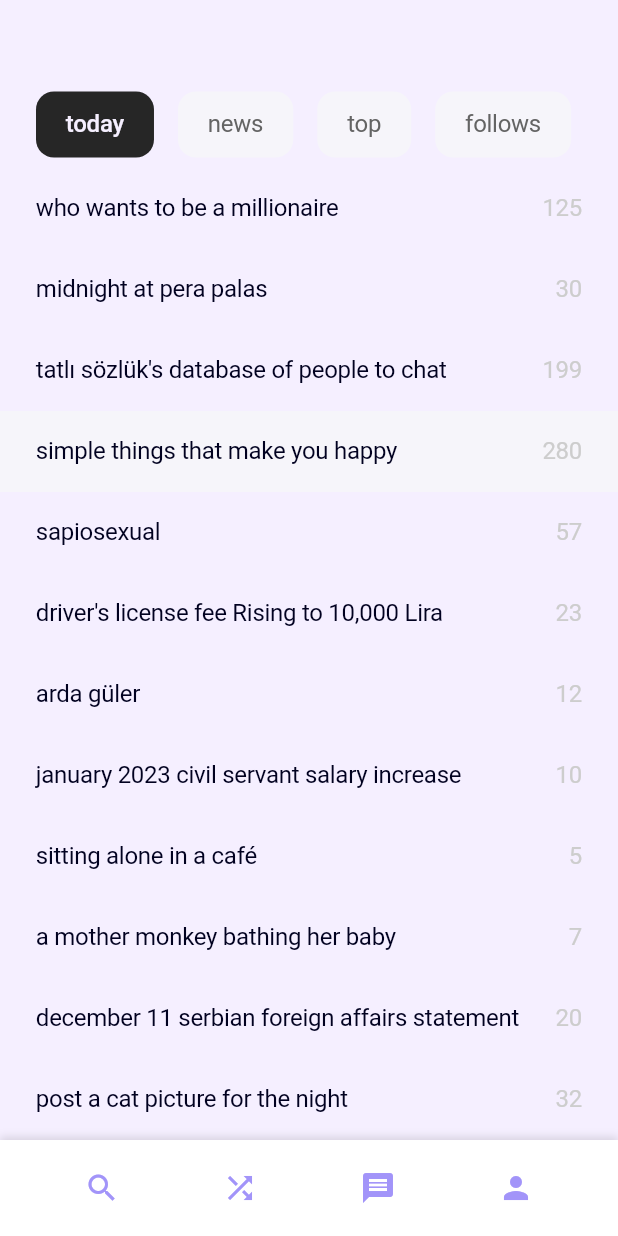
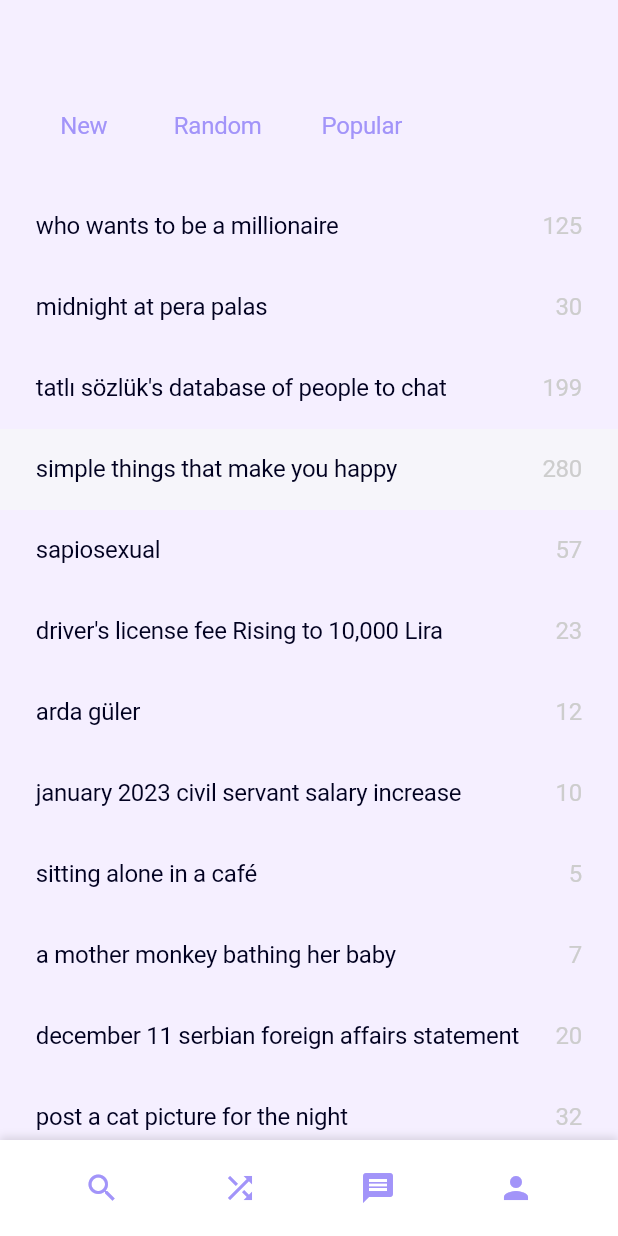
Before and after one commit to OkanKerem/tatl-Sozluk, a Flutter app: the MainPage screen opened by its route, on a phone screen of 412 x 824 dp. Run offline on Flutter 3.47's test engine with Material 3 defaults, Android fonts, the light colour scheme and no system bars; our stand-ins replace flutter_cache_manager; Roboto replaces fonts that are missing (Itim).

Commit message:
WIP: changes for new branch

```diff
--- a/lib/main_page.dart
+++ b/lib/main_page.dart
@@ -2,18 +2,42 @@ import 'package:flutter/material.dart';
 import 'dart:math';
 import 'package:tatli_sozluk/utils/colors.dart';
 import 'package:tatli_sozluk/utils/fonts.dart';
-import 'package:tatli_sozluk/utils/routes.dart';
+import 'package:tatli_sozluk/pages/random_entry_page.dart';
+import 'package:tatli_sozluk/pages/popular_entries_page.dart';
+import 'package:tatli_sozluk/search_page.dart';
+import 'package:tatli_sozluk/dm.dart';
+import 'package:tatli_sozluk/profile_part.dart';
+import 'package:tatli_sozluk/entry_detail.dart';
 
 class MainPage extends StatelessWidget {
   const MainPage({Key? key}) : super(key: key);
 
-  void _navigateToRandomEntry(BuildContext context) {
-    Navigator.pushNamed(context, AppRoutes.routes.keys.firstWhere((r) => r == '/entry_detail'));
+  void _navigateToRandom(BuildContext context) {
+    Navigator.push(
+      context,
+      MaterialPageRoute(builder: (_) => const RandomEntryPage()),
+    );
+  }
+
+  void _navigateToNew(BuildContext context) {
+    Navigator.push(
+      context,
+      MaterialPageRoute(builder: (_) => const MainPage()),
+    );
+  }
+
+  void _navigateToPopular(BuildContext context) {
+    Navigator.push(
+      context,
+      MaterialPageRoute(builder: (_) => const PopularEntriesPage()),
+    );
   }
 
   void _navigateToEntryDetail(BuildContext context, String title) {
-    Navigator.pushNamed(context, AppRoutes.routes.keys.firstWhere((r) => r == '/entry_detail'),
-        arguments: title);
+    Navigator.push(
+      context,
+      MaterialPageRoute(builder: (_) => const EntryDetailPage()),
+    );
   }
 
   @override
@@ -23,82 +47,89 @@ class MainPage extends StatelessWidget {
         width: double.infinity,
         height: double.infinity,
         color: const Color(0xFFF5EFFF),
-        child: Stack(
+        child: Column(
           children: [
-            Positioned(
-              left: 24,
-              top: 61,
+            const SizedBox(height: 60),
+            // Top navigation buttons: New, Random, Popular
+            Padding(
+              padding: const EdgeInsets.symmetric(horizontal: 24),
               child: Row(
+                mainAxisAlignment: MainAxisAlignment.start,
                 children: [
-                  _buildFilterButton('today', isSelected: true),
+                  TextButton(
+                    onPressed: () => _navigateToNew(context),
+                    child: Text(
+                      'New',
+                      style: AppFonts.entryBodyText.copyWith(color: AppColors.primary),
+                    ),
+                  ),
                   const SizedBox(width: 16),
-                  _buildFilterButton('news'),
+                  TextButton(
+                    onPressed: () => _navigateToRandom(context),
+                    child: Text(
+                      'Random',
+                      style: AppFonts.entryBodyText.copyWith(color: AppColors.primary),
+                    ),
+                  ),
                   const SizedBox(width: 16),
-                  _buildFilterButton('top'),
-                  const SizedBox(width: 16),
-                  _buildFilterButton('follows'),
+                  TextButton(
+                    onPressed: () => _navigateToPopular(context),
+                    child: Text(
+                      'Popular',
+                      style: AppFonts.entryBodyText.copyWith(color: AppColors.primary),
+                    ),
+                  ),
                 ],
               ),
             ),
-            Positioned(
-              left: 0,
-              top: 112,
-              right: 0,
-              bottom: 80,
+            const SizedBox(height: 16),
+            // Topic list
+            Expanded(
               child: ListView(
-                children: [
-                  _buildTopicItem(context, 'who wants to be a millionaire', '125'),
-                  _buildTopicItem(context, 'midnight at pera palas', '30'),
-                  _buildTopicItem(context, "tatlı sözlük's database of people to chat", '199'),
-                  _buildTopicItem(context, 'simple things that make you happy', '280', isHighlighted: true),
-                  _buildTopicItem(context, 'sapiosexual', '57'),
-                  _buildTopicItem(context, "driver's license fee Rising to 10,000 Lira", '23'),
-                  _buildTopicItem(context, 'arda güler', '12'),
-                  _buildTopicItem(context, 'january 2023 civil servant salary increase', '10'),
-                  _buildTopicItem(context, 'sitting alone in a café', '5'),
-                  _buildTopicItem(context, 'a mother monkey bathing her baby', '7'),
-                  _buildTopicItem(context, 'december 11 serbian foreign affairs statement', '20'),
-                  _buildTopicItem(context, 'post a cat picture for the night', '32'),
-                  _buildTopicItem(context, 'seagull 1963', '55'),
-                  _buildTopicItem(context, 'judgment (tv series)', '221'),
-                ],
+                padding: EdgeInsets.zero,
+                children: _buildTopicItems(context),
               ),
             ),
-            Positioned(
-              left: 0,
-              right: 0,
-              bottom: 0,
-              child: Container(
-                height: 64,
-                decoration: const BoxDecoration(
-                  color: Colors.white,
-                  boxShadow: [BoxShadow(color: Colors.black12, blurRadius: 4, offset: Offset(0, -2))],
-                ),
-                child: Row(
-                  mainAxisAlignment: MainAxisAlignment.spaceEvenly,
-                  children: [
-                    IconButton(
-                      icon: const Icon(Icons.search),
-                      color: AppColors.primary,
-                      onPressed: () => Navigator.pushNamed(context, '/search'),
-                    ),
-                    IconButton(
-                      icon: const Icon(Icons.shuffle),
-                      color: AppColors.primary,
-                      onPressed: () => _navigateToRandomEntry(context),
-                    ),
-                    IconButton(
-                      icon: const Icon(Icons.message),
-                      color: AppColors.primary,
-                      onPressed: () => Navigator.pushNamed(context, '/dm'),
-                    ),
-                    IconButton(
-                      icon: const Icon(Icons.person),
-                      color: AppColors.primary,
-                      onPressed: () => Navigator.pushNamed(context, '/profile'),
-                    ),
-                  ],
-                ),
+          ],
+        ),
+      ),
+      // Bottom navigation bar with four icons
+      bottomNavigationBar: Container(
+        height: 64,
+        decoration: const BoxDecoration(
+          color: Colors.white,
+          boxShadow: [BoxShadow(color: Colors.black12, blurRadius: 4, offset: Offset(0, -2))],
+        ),
+        child: Row(
+          mainAxisAlignment: MainAxisAlignment.spaceEvenly,
+          children: [
+            IconButton(
+              icon: const Icon(Icons.search),
+              color: AppColors.primary,
+              onPressed: () => Navigator.push(
+                context,
+                MaterialPageRoute(builder: (_) => const SearchPage()),
+              ),
+            ),
+            IconButton(
+              icon: const Icon(Icons.shuffle),
+              color: AppColors.primary,
+              onPressed: () => _navigateToRandom(context),
+            ),
+            IconButton(
+              icon: const Icon(Icons.message),
+              color: AppColors.primary,
+              onPressed: () => Navigator.push(
+                context,
+                MaterialPageRoute(builder: (_) => const DmPage()),
+              ),
+            ),
+            IconButton(
+              icon: const Icon(Icons.person),
+              color: AppColors.primary,
+              onPressed: () => Navigator.push(
+                context,
+                MaterialPageRoute(builder: (_) => const ProfilePage()),
               ),
             ),
           ],
@@ -107,22 +138,49 @@ class MainPage extends StatelessWidget {
     );
   }
 
-  Widget _buildFilterButton(String text, {bool isSelected = false}) => Container(
-    padding: const EdgeInsets.symmetric(horizontal: 20, vertical: 10),
-    decoration: ShapeDecoration(
-      color: isSelected ? const Color(0xFF262626) : const Color(0xFFF6F5FA),
-      shape: RoundedRectangleBorder(borderRadius: BorderRadius.circular(12)),
-    ),
-    child: Text(text, style: AppFonts.entryBodyText.copyWith(color: isSelected ? const Color(0xFFF5EFFF) : const Color(0xFF646464), fontWeight: isSelected ? FontWeight.w500 : FontWeight.w400)),
-  );
+  List<Widget> _buildTopicItems(BuildContext context) => [
+    _buildTopicItem(context, 'who wants to be a millionaire', '125'),
+    _buildTopicItem(context, 'midnight at pera palas', '30'),
+    _buildTopicItem(context, "tatlı sözlük's database of people to chat", '199'),
+    _buildTopicItem(context, 'simple things that make you happy', '280', isHighlighted: true),
+    _buildTopicItem(context, 'sapiosexual', '57'),
+    _buildTopicItem(context, "driver's license fee Rising to 10,000 Lira", '23'),
+    _buildTopicItem(context, 'arda güler', '12'),
+    _buildTopicItem(context, 'january 2023 civil servant salary increase', '10'),
+    _buildTopicItem(context, 'sitting alone in a café', '5'),
+    _buildTopicItem(context, 'a mother monkey bathing her baby', '7'),
+    _buildTopicItem(context, 'december 11 serbian foreign affairs statement', '20'),
+    _buildTopicItem(context, 'post a cat picture for the night', '32'),
+    _buildTopicItem(context, 'seagull 1963', '55'),
+    _buildTopicItem(context, 'judgment (tv series)', '221'),
+  ];
 
   Widget _buildTopicItem(BuildContext context, String title, String count, {bool isHighlighted = false}) {
     return GestureDetector(
       onTap: () => _navigateToEntryDetail(context, title),
       child: Container(
         padding: const EdgeInsets.symmetric(horizontal: 24, vertical: 15),
-        decoration: BoxDecoration(color: isHighlighted ? const Color(0xFFF6F5FA) : Colors.transparent),
-        child: Row(mainAxisAlignment: MainAxisAlignment.start, children: [Expanded(child: Text(title, style: AppFonts.entryBodyText.copyWith(color: const Color(0xFF010120)))), SizedBox(width: 36, child: Text(count, textAlign: TextAlign.right, style: AppFonts.entryBodyText.copyWith(color: const Color(0xFFCDCDCD))))]),
+        decoration: BoxDecoration(
+          color: isHighlighted ? const Color(0xFFF6F5FA) : Colors.transparent,
+        ),
+        child: Row(
+          children: [
+            Expanded(
+              child: Text(
+                title,
+                style: AppFonts.entryBodyText.copyWith(color: const Color(0xFF010120)),
+              ),
+            ),
+            SizedBox(
+              width: 36,
+              child: Text(
+                count,
+                textAlign: TextAlign.right,
+                style: AppFonts.entryBodyText.copyWith(color: const Color(0xFFCDCDCD)),
+              ),
+            ),
+          ],
+        ),
       ),
     );
   }
```
Also changed, not shown: lib/pages/popular_entries_page.dart (+28 -8 lines), lib/pages/random_entry_page.dart (+13 -7 lines).
